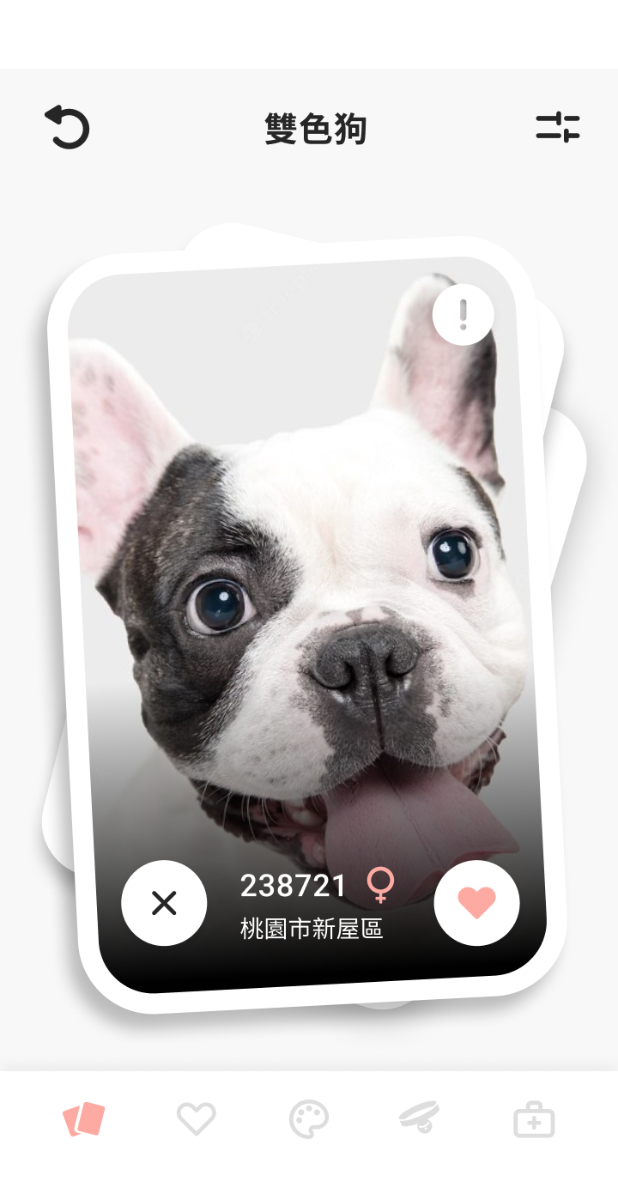
After one commit to PetNi-App/APP, a Flutter app: the screen it shows after launch, on a phone screen of 412 x 824 dp. The commit adds this screen. Shown: the top 1178 px of the screen. Run offline on Flutter 3.47's test engine with Material 2 defaults, Android fonts, the phone set to English and light mode, and no system bars; our stand-ins replace auto_route.

Commit message:
feat: home page

```diff
--- /dev/null
+++ b/lib/pages/home/home_page.dart
@@ -0,0 +1,34 @@
+import 'package:flutter/material.dart';
+import 'package:pet_ni/utils/breakpoint.dart';
+
+class HomePage extends StatelessWidget {
+  const HomePage({Key? key}) : super(key: key);
+
+  @override
+  Widget build(BuildContext context) {
+    return fake(context);
+  }
+}
+
+Widget fake(BuildContext context) {
+  late String image;
+
+  switch (Breakpoint.fromContext(context).windowSizeClass) {
+    case WindowSizeClass.compact:
+      image = 'fakes/home_compact.png';
+      break;
+    case WindowSizeClass.medium:
+      image = 'fakes/home_medium.png';
+      break;
+    case WindowSizeClass.expanded:
+      image = 'fakes/home_expanded.png';
+      break;
+  }
+
+  return Image.asset(
+    image,
+    fit: BoxFit.contain,
+    height: double.infinity,
+    alignment: Alignment.center,
+  );
+}
--- a/lib/router.dart
+++ b/lib/router.dart
@@ -1,11 +1,10 @@
 import 'package:auto_route/auto_route.dart';
-
-import 'pages/fake_home_page.dart';
+import 'package:pet_ni/pages/home/home_page.dart';
 
 @MaterialAutoRouter(
   replaceInRouteName: 'Page,Route',
   routes: <AutoRoute>[
-    AutoRoute(page: FakeHomePage, initial: true),
+    AutoRoute(page: HomePage, initial: true),
   ],
 )
 class $AppRouter {}
```
Also changed, not shown: lib/pages/fake_home_page.dart (deleted, +0 -30 lines), lib/router.gr.dart.
